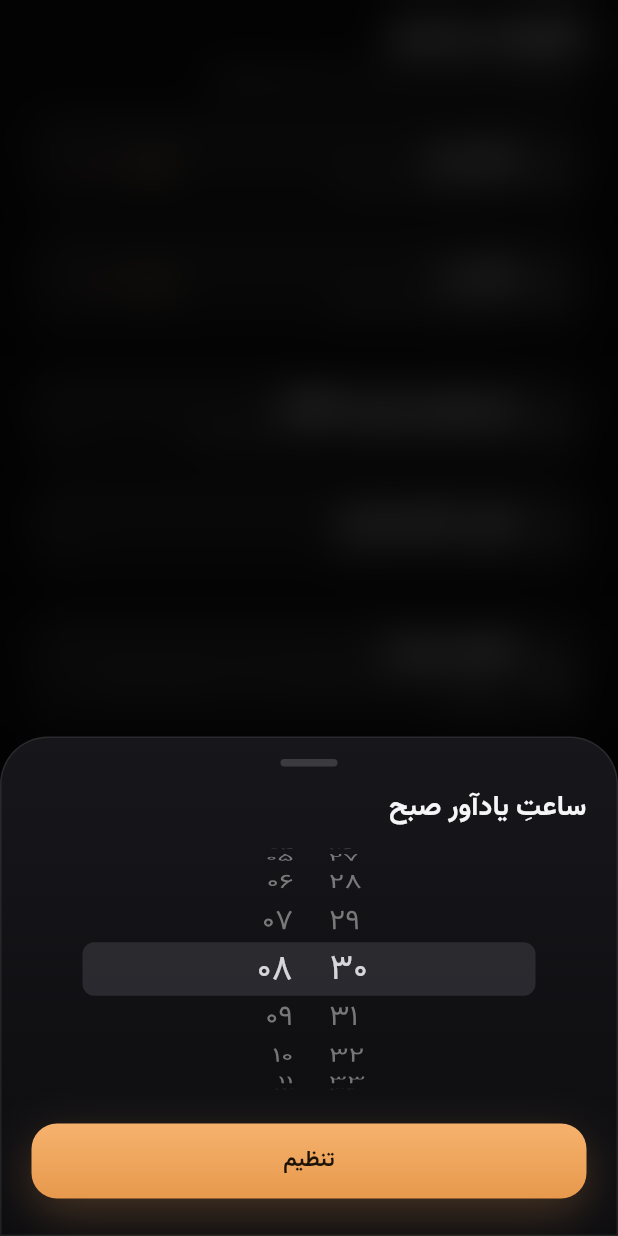
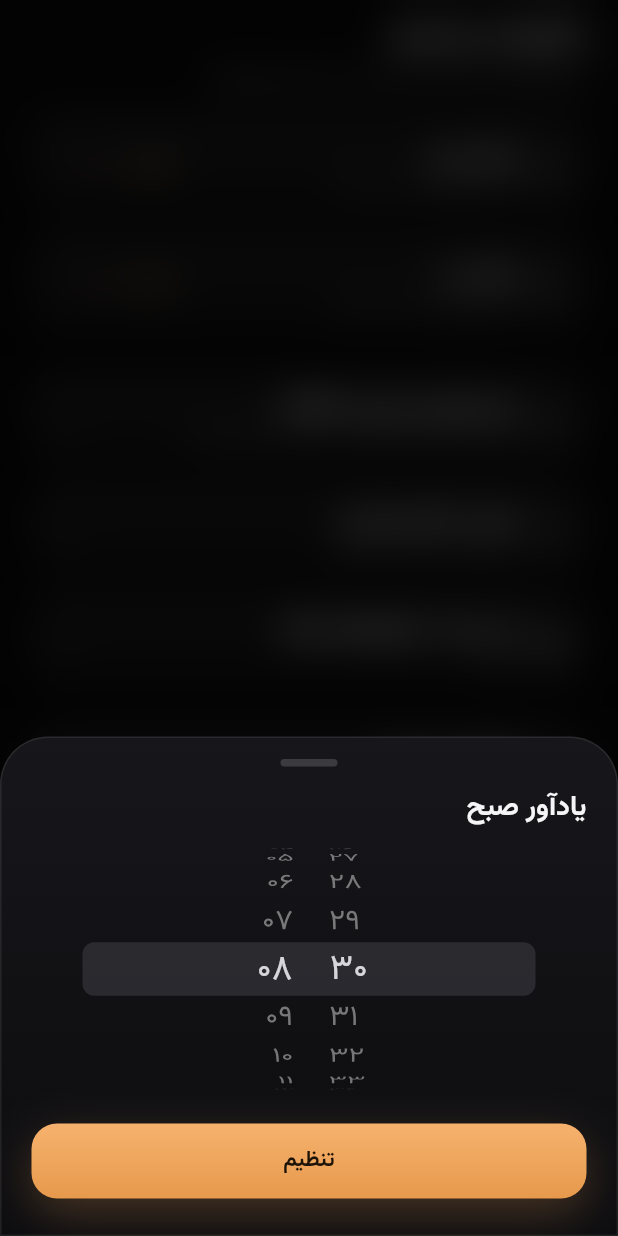
Before and after one commit to Mahdi-mortazavi/flow, a Flutter app: the _SettingsSheet widget shown alone on an empty page, opened directly, after a tap on "یادآور صبح", on a phone screen of 412 x 824 dp. Run offline on Flutter 3.47's test engine with Material 3 defaults, Android fonts, the phone set to English and light mode, and no system bars; our stand-ins replace file_picker, flutter_local_notifications, flutter_riverpod, shamsi_date, share_plus, shared_preferences and 2 more; missing offline and left inert: android_intent_plus, quick_actions; accounts and stored records are empty.

Commit message:
feat(i18n): add english localization and language toggle
- Add English (en) locale support alongside existing Persian (fa).
- Implement AppLanguage enum and L10n translations preserving behavioral science tone (The Boulder, Brain Vault, Stats Mirror, Optimism Gap).
- Support RTL and LTR directionality dynamically across the application shell.
- Add "App Language / زبان برنامه" option to Settings screen below Restore from Backup.
- Persist language preference in local storage via SharedPreferences.
- Add unit tests covering localization, formatting, and language state persistence.

```diff
--- /dev/null
+++ b/lib/core/l10n.dart
@@ -0,0 +1,245 @@
+import 'package:flutter/material.dart';
+
+import 'fa.dart';
+
+/// Supported application languages.
+enum AppLanguage {
+  fa('fa', 'فارسی', TextDirection.rtl),
+  en('en', 'English', TextDirection.ltr);
+
+  final String code;
+  final String label;
+  final TextDirection direction;
+
+  const AppLanguage(this.code, this.label, this.direction);
+
+  static AppLanguage fromCode(String? code) {
+    return code == 'en' ? AppLanguage.en : AppLanguage.fa;
+  }
+}
+
+/// Locale-aware string translations and formatting helpers for taknoghte/flow.
+/// Maintains the behavioral science, psychological depth, and liquid-glass tone
+/// in both Persian and English.
+abstract final class L10n {
+  /// Converts [value] digits based on the active language.
+  static String fmtNum(Object value, AppLanguage lang) {
+    return lang == AppLanguage.fa ? faNum(value) : '$value';
+  }
+
+  /// Formats total seconds as mm:ss with language-appropriate digits.
+  static String fmtClock(int totalSeconds, AppLanguage lang) {
+    final s = totalSeconds < 0 ? 0 : totalSeconds;
+    final mm = (s ~/ 60).toString().padLeft(2, '0');
+    final ss = (s % 60).toString().padLeft(2, '0');
+    return fmtNum('$mm:$ss', lang);
+  }
+
+  /// Short day label (e.g., «۱۶ تیر» in Persian, "Jul 16" in English).
+  static String fmtDayLabel(String dayKey, AppLanguage lang) {
+    if (lang == AppLanguage.fa) {
+      return faDayLabel(dayKey);
+    }
+    final parts = dayKey.split('-').map(int.parse).toList();
+    final dt = DateTime(parts[0], parts[1], parts[2]);
+    const months = [
+      'Jan',
+      'Feb',
+      'Mar',
+      'Apr',
+      'May',
+      'Jun',
+      'Jul',
+      'Aug',
+      'Sep',
+      'Oct',
+      'Nov',
+      'Dec',
+    ];
+    return '${months[dt.month - 1]} ${dt.day}';
+  }
+
+  /// Header date label (e.g., «سه‌شنبه، ۱۶ تیر» in Persian, "Tuesday, Jul 16" in English).
+  static String fmtTodayLabel(AppLanguage lang) {
+    if (lang == AppLanguage.fa) {
+      return faTodayLabel();
+    }
+    final now = DateTime.now();
+    const days = [
+      'Monday',
+      'Tuesday',
+      'Wednesday',
+      'Thursday',
+      'Friday',
+      'Saturday',
+      'Sunday',
+    ];
+    const months = [
+      'Jan',
+      'Feb',
+      'Mar',
+      'Apr',
+      'May',
+      'Jun',
+      'Jul',
+      'Aug',
+      'Sep',
+      'Oct',
+      'Nov',
+      'Dec',
+    ];
+    final w = days[now.weekday - 1];
+    final m = months[now.month - 1];
+    return '$w, $m ${now.day}';
+  }
+
+  // --- App & Core Navigation ---
+  static String appTitle(AppLanguage lang) =>
+      lang == AppLanguage.fa ? 'تک‌نقطه' : 'Flow';
+
+  static String todayTitle(AppLanguage lang) =>
+      lang == AppLanguage.fa ? 'امروز' : 'Today';
+
+  static String statsMirrorTitle(AppLanguage lang) =>
+      lang == AppLanguage.fa ? 'آینه' : 'Stats Mirror';
+
+  static String brainVaultTitle(AppLanguage lang) =>
+      lang == AppLanguage.fa ? 'مخزن ذهن' : 'Brain Vault';
+
+  static String settingsTitle(AppLanguage lang) =>
+      lang == AppLanguage.fa ? 'تنظیمات' : 'Settings';
+
+  // --- Core Concepts & Terms ---
+  static String theBoulder(AppLanguage lang) =>
+      lang == AppLanguage.fa ? 'تخته‌سنگ' : 'The Boulder';
+
+  static String prediction(AppLanguage lang) =>
+      lang == AppLanguage.fa ? 'پیش‌بینی' : 'Prediction';
+
+  static String optimismGap(AppLanguage lang) =>
+      lang == AppLanguage.fa ? 'شکاف خوش‌بینی' : 'Optimism Gap';
+
+  static String winRate(AppLanguage lang) =>
+      lang == AppLanguage.fa ? 'نرخ پیروزی' : 'Win Rate';
+
+  static String recoveryRate(AppLanguage lang) =>
+      lang == AppLanguage.fa ? 'نرخ بازگشت' : 'Recovery Rate';
+
+  static String goldenHour(AppLanguage lang) =>
+      lang == AppLanguage.fa ? 'ساعت طلایی' : 'Golden Hour';
+
+  static String energyCheckIn(AppLanguage lang) =>
+      lang == AppLanguage.fa ? 'چک‌این انرژی' : 'Energy Check-in';
+
+  static String guiltFreePlayBlock(AppLanguage lang) =>
+      lang == AppLanguage.fa ? 'بلوک تفریح بدون گناه' : 'Guilt-Free Play Block';
+
+  static String activeHabits(AppLanguage lang) =>
+      lang == AppLanguage.fa ? 'عادت‌های فعال' : 'Active Habits';
+
+  static String badHabitFriction(AppLanguage lang) =>
+      lang == AppLanguage.fa ? 'اصطکاک عادت بد' : 'Bad Habit Friction';
+
+  // --- Settings Screen ---
+  static String settingsHeader(AppLanguage lang) =>
+      lang == AppLanguage.fa ? 'یادآورها و پشتیبان' : 'Reminders & Backup';
+
+  static String settingsSub(AppLanguage lang) => lang == AppLanguage.fa
+      ? 'چرخهٔ روزانه بدون یادآور می‌میرد؛ داده بدون پشتیبان.'
+      : 'The daily ritual dies without reminders; data dies without backup.';
+
+  static String morningReminder(AppLanguage lang) =>
+      lang == AppLanguage.fa ? 'یادآور صبح' : 'Morning Reminder';
+
+  static String morningReminderSub(AppLanguage lang) =>
+      lang == AppLanguage.fa
+          ? 'اگر روز هنوز چیده نشده باشد'
+          : 'If the day is not planned yet';
+
+  static String eveningReminder(AppLanguage lang) =>
+      lang == AppLanguage.fa ? 'یادآور شب' : 'Evening Reminder';
+
+  static String eveningReminderSub(AppLanguage lang) =>
+      lang == AppLanguage.fa
+          ? 'اگر روز هنوز بسته نشده باشد'
+          : 'If the day is not closed yet';
+
+  static String exportBackup(AppLanguage lang) => lang == AppLanguage.fa
+      ? 'پشتیبان‌گیری (خروجی JSON)'
+      : 'Backup Data (JSON Export)';
+
+  static String exportBackupSub(AppLanguage lang) => lang == AppLanguage.fa
+      ? 'همهٔ داده‌ها در یک فایل — هر جا خواستی نگهش دار'
+      : 'All data in one single file — store it anywhere you like';
+
+  static String restoreBackup(AppLanguage lang) => lang == AppLanguage.fa
+      ? 'بازیابی از فایل پشتیبان'
+      : 'Restore from Backup';
+
+  static String restoreBackupSub(AppLanguage lang) => lang == AppLanguage.fa
+      ? 'جایگزینی کامل داده‌های فعلی'
+      : 'Complete replacement of current data';
+
+  static String appLanguage(AppLanguage lang) =>
+      lang == AppLanguage.fa ? 'زبان برنامه / App Language' : 'App Language / زبان برنامه';
+
+  static String appLanguageSub(AppLanguage lang) =>
+      lang == AppLanguage.fa ? 'تغییر زبان به فارسی یا انگلیسی' : 'Switch between Persian and English';
+
+  static String batterySettings(AppLanguage lang) =>
+      lang == AppLanguage.fa ? 'یادآورها نمی‌آیند؟' : 'Reminders not arriving?';
+
+  static String batterySettingsSub(AppLanguage lang) => lang == AppLanguage.fa
+      ? 'در برخی گوشی‌ها (شیائومی، هواوی…) باید اپ را از بهینه‌سازی باتری مستثنا کنی'
+      : 'On some devices (Xiaomi, Huawei...), exclude the app from battery optimization';
+
+  static String off(AppLanguage lang) =>
+      lang == AppLanguage.fa ? 'خاموش' : 'Off';
+
+  static String turnOn(AppLanguage lang) =>
+      lang == AppLanguage.fa ? 'روشن کردن' : 'Turn On';
+
+  static String turnOff(AppLanguage lang) =>
+      lang == AppLanguage.fa ? 'خاموش کردن' : 'Turn Off';
+
+  static String confirmRestoreTitle(AppLanguage lang) => lang == AppLanguage.fa
+      ? 'بازیابی از پشتیبان؟'
+      : 'Restore from backup?';
+
+  static String confirmRestoreSub(AppLanguage lang) => lang == AppLanguage.fa
+      ? 'همهٔ داده‌های فعلی با محتوای فایل جایگزین می‌شود. این عمل قابل برگشت نیست.'
+      : 'All current data will be replaced with file contents. This action cannot be undone.';
+
+  static String replaceAction(AppLanguage lang) =>
+      lang == AppLanguage.fa ? 'جایگزین کن' : 'Replace';
+
+  static String restoreSuccess(AppLanguage lang) => lang == AppLanguage.fa
+      ? 'بازیابی انجام شد'
+      : 'Restoration completed successfully';
+
+  static String invalidBackupFile(AppLanguage lang) => lang == AppLanguage.fa
+      ? 'این فایل، پشتیبانِ تک‌نقطه نیست'
+      : 'This file is not a valid Flow backup';
+
+  // --- Common UI Actions ---
+  static String cancel(AppLanguage lang) =>
+      lang == AppLanguage.fa ? 'انصراف' : 'Cancel';
+
+  static String confirm(AppLanguage lang) =>
+      lang == AppLanguage.fa ? 'تأیید' : 'Confirm';
+
+  static String save(AppLanguage lang) =>
+      lang == AppLanguage.fa ? 'ذخیره' : 'Save';
+
+  static String delete(AppLanguage lang) =>
+      lang == AppLanguage.fa ? 'حذف' : 'Delete';
+
+  static String edit(AppLanguage lang) =>
+      lang == AppLanguage.fa ? 'ویرایش' : 'Edit';
+
+  static String close(AppLanguage lang) =>
+      lang == AppLanguage.fa ? 'بستن' : 'Close';
+
+  static String undo(AppLanguage lang) =>
+      lang == AppLanguage.fa ? 'لغو' : 'Undo';
+}
--- a/lib/core/theme.dart
+++ b/lib/core/theme.dart
@@ -1,3 +1,4 @@
+import 'package:flutter/cupertino.dart';
 import 'package:flutter/material.dart';
 
 /// Design tokens — faithful to the liquid-glass ember language of taknoghte 2:
--- a/lib/ui/settings/settings_sheet.dart
+++ b/lib/ui/settings/settings_sheet.dart
@@ -9,6 +9,7 @@ import 'package:path_provider/path_provider.dart';
 import 'package:share_plus/share_plus.dart';
 
 import '../../core/fa.dart';
+import '../../core/l10n.dart';
 import '../../core/theme.dart';
 import '../../data/repo.dart';
 import '../../state/providers.dart';
@@ -70,7 +71,7 @@ class _SettingsSheetState extends ConsumerState<_SettingsSheet> {
     );
   }
 
-  Future<void> _import() async {
+  Future<void> _import(AppLanguage lang) async {
     final picked = await FilePicker.pickFiles(withData: true);
     final bytes = picked?.files.single.bytes;
     final path = picked?.files.single.path;
@@ -78,10 +79,9 @@ class _SettingsSheetState extends ConsumerState<_SettingsSheet> {
     if (!mounted) return;
     final (yes, _) = await showConfirmSheet(
       context,
-      title: 'بازیابی از پشتیبان؟',
-      sub:
-          'همهٔ داده‌های فعلی با محتوای فایل جایگزین می‌شود. این عمل قابل برگشت نیست.',
-      yesLabel: 'جایگزین کن',
+      title: L10n.confirmRestoreTitle(lang),
+      sub: L10n.confirmRestoreSub(lang),
+      yesLabel: L10n.replaceAction(lang),
       emberYes: false,
     );
     if (!yes || !mounted) return;
@@ -100,9 +100,9 @@ class _SettingsSheetState extends ConsumerState<_SettingsSheet> {
         ref.read(repoProvider),
         ref.read(dayKeyProvider),
       );
-      if (mounted) showToast(context, 'بازیابی انجام شد');
+      if (mounted) showToast(context, L10n.restoreSuccess(lang));
     } on FormatException {
-      if (mounted) showToast(context, 'این فایل، پشتیبانِ تک‌نقطه نیست');
+      if (mounted) showToast(context, L10n.invalidBackupFile(lang));
     }
   }
 
@@ -114,22 +114,24 @@ class _SettingsSheetState extends ConsumerState<_SettingsSheet> {
     await intent.launch();
   }
 
-  String _fmt(int? m) => m == null
-      ? 'خاموش'
-      : faNum(
+  String _fmt(int? m, AppLanguage lang) => m == null
+      ? L10n.off(lang)
+      : L10n.fmtNum(
           '${(m ~/ 60).toString().padLeft(2, '0')}:${(m % 60).toString().padLeft(2, '0')}',
+          lang,
         );
 
   @override
   Widget build(BuildContext context) {
     if (!_loaded) return const SizedBox(height: 220);
+    final appLang = ref.watch(appLanguageProvider);
     return Column(
       mainAxisSize: MainAxisSize.min,
       crossAxisAlignment: CrossAxisAlignment.stretch,
       children: [
-        const SheetHeader(
-          'یادآورها و پشتیبان',
-          sub: 'چرخهٔ روزانه بدون یادآور می‌میرد؛ داده بدون پشتیبان.',
+        SheetHeader(
+          L10n.settingsHeader(appLang),
+          sub: L10n.settingsSub(appLang),
         ),
         Flexible(
           child: ListView(
@@ -138,14 +140,15 @@ class _SettingsSheetState extends ConsumerState<_SettingsSheet> {
             children: [
               _timeRow(
                 icon: Icons.wb_twilight_rounded,
-                title: 'یادآور صبح',
-                sub: 'اگر روز هنوز چیده نشده باشد',
+                title: L10n.morningReminder(appLang),
+                sub: L10n.morningReminderSub(appLang),
                 value: _morning,
+                lang: appLang,
                 onPick: () async {
                   final v = await showWheelTimePicker(
                     context,
                     initialMinutes: _morning ?? Repo.defaultMorningMin,
-                    title: 'ساعتِ یادآور صبح',
+                    title: L10n.morningReminder(appLang),
                   );
                   if (v == null) return;
                   setState(() => _morning = v);
@@ -160,14 +163,15 @@ class _SettingsSheetState extends ConsumerState<_SettingsSheet> {
               const SizedBox(height: 9),
               _timeRow(
                 icon: Icons.nightlight_round,
-                title: 'یادآور شب',
-                sub: 'اگر روز هنوز بسته نشده باشد',
+                title: L10n.eveningReminder(appLang),
+                sub: L10n.eveningReminderSub(appLang),
                 value: _evening,
+                lang: appLang,
                 onPick: () async {
                   final v = await showWheelTimePicker(
                     context,
                     initialMinutes: _evening ?? Repo.defaultEveningMin,
-                    title: 'ساعتِ یادآور شب',
+                    title: L10n.eveningReminder(appLang),
                   );
                   if (v == null) return;
                   setState(() => _evening = v);
@@ -182,24 +186,32 @@ class _SettingsSheetState extends ConsumerState<_SettingsSheet> {
               const SizedBox(height: 22),
               _actionRow(
                 icon: Icons.ios_share_rounded,
-                title: 'پشتیبان‌گیری (خروجی JSON)',
-                sub: 'همهٔ داده‌ها در یک فایل — هر جا خواستی نگهش دار',
+                title: L10n.exportBackup(appLang),
+                sub: L10n.exportBackupSub(appLang),
                 onTap: _export,
               ),
               const SizedBox(height: 9),
               _actionRow(
                 icon: Icons.settings_backup_restore_rounded,
-                title: 'بازیابی از فایل پشتیبان',
-                sub: 'جایگزینی کامل داده‌های فعلی',
-                onTap: _import,
+                title: L10n.restoreBackup(appLang),
+                sub: L10n.restoreBackupSub(appLang),
+                onTap: () => _import(appLang),
+              ),
+              const SizedBox(height: 9),
+              _actionRow(
+                icon: Icons.language_rounded,
+                title: L10n.appLanguage(appLang),
+                sub: appLang == AppLanguage.fa ? 'فارسی' : 'English',
+                onTap: () async {
+                  await ref.read(appLanguageProvider.notifier).toggleLanguage();
+                },
               ),
               if (Platform.isAndroid) ...[
                 const SizedBox(height: 22),
                 _actionRow(
                   icon: Icons.battery_alert_rounded,
-                  title: 'یادآورها نمی‌آیند؟',
-                  sub:
-                      'در برخی گوشی‌ها (شیائومی، هواوی…) باید اپ را از بهینه‌سازی باتری مستثنا کنی',
+                  title: L10n.batterySettings(appLang),
+                  sub: L10n.batterySettingsSub(appLang),
                   onTap: _openBatterySettings,
                 ),
               ],
@@ -215,6 +227,7 @@ class _SettingsSheetState extends ConsumerState<_SettingsSheet> {
     required String title,
     required String sub,
     required int? value,
+    required AppLanguage lang,
     required VoidCallback onPick,
     required VoidCallback onToggle,
   }) {
@@ -241,7 +254,7 @@ class _SettingsSheetState extends ConsumerState<_SettingsSheet> {
             ),
           ),
           Text(
-            _fmt(value),
+            _fmt(value, lang),
             style: TextStyle(
               fontSize: 13,
               fontWeight: FontWeight.w700,
@@ -251,7 +264,7 @@ class _SettingsSheetState extends ConsumerState<_SettingsSheet> {
           ),
           Semantics(
             button: true,
-            label: value == null ? 'روشن کردن' : 'خاموش کردن',
+            label: value == null ? L10n.turnOn(lang) : L10n.turnOff(lang),
             child: Pressable(
               onTap: onToggle,
               child: SizedBox(
@@ -303,7 +316,13 @@ class _SettingsSheetState extends ConsumerState<_SettingsSheet> {
               ],
             ),
           ),
-          Icon(Icons.chevron_left_rounded, size: 18, color: Tone.ink3),
+          Icon(
+            Directionality.of(context) == TextDirection.rtl
+                ? Icons.chevron_left_rounded
+                : Icons.chevron_right_rounded,
+            size: 18,
+            color: Tone.ink3,
+          ),
         ],
       ),
     );
```
Also changed, not shown: lib/app.dart (+12 -5 lines), lib/state/providers.dart (+40 -0 lines), pubspec.lock, 1 other file.
